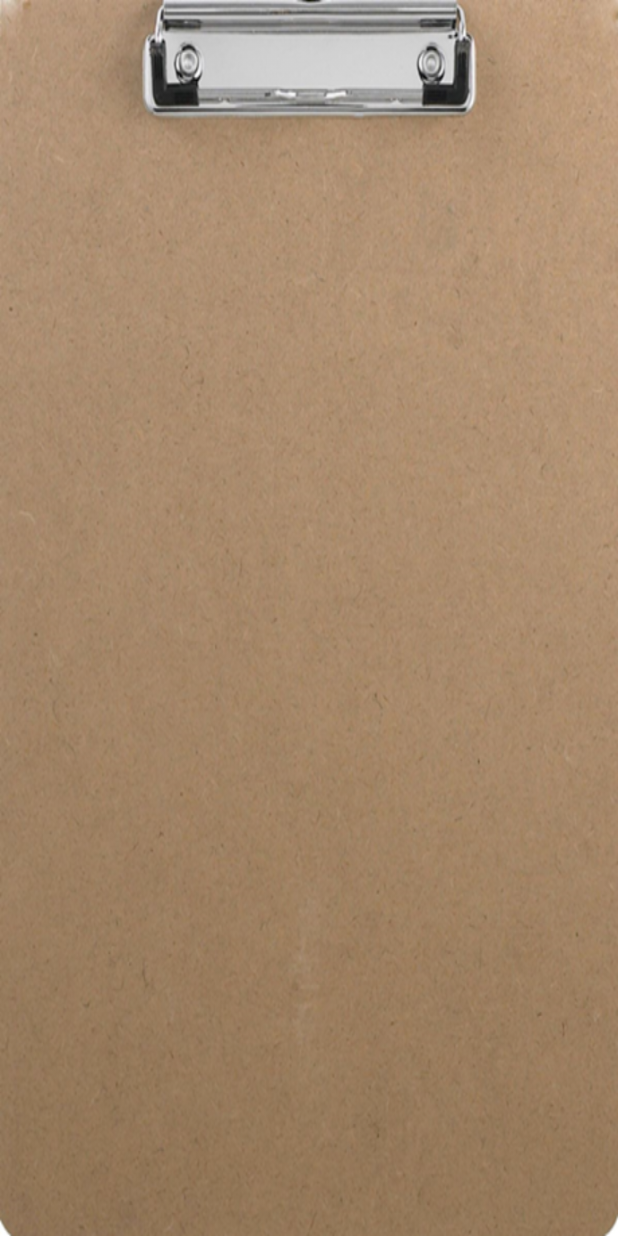
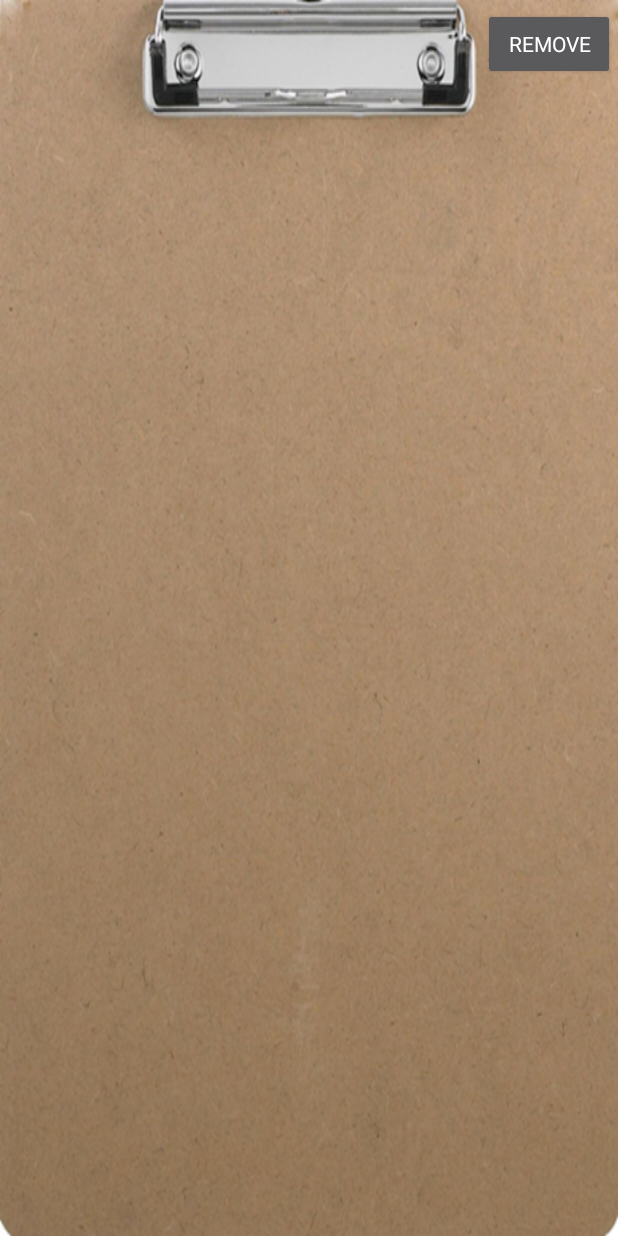
Before and after one commit to biancablajan/My-Documents, an Android app: the DisplayClickedImage screen opened directly, with no data from a screen before it, on a phone screen of 412 x 824 dp. Run offline under Robolectric (Android 15) with nearby library versions, the phone set to English and light mode, and no system bars; network calls fail.

Commit message:
REMOVE
Remove button developed for displayed images. Will develop pinch zoom for images.

```diff
--- a/MyDocuments/app/src/main/java/me/licenta/mydocuments/DisplayClickedImage.java
+++ b/MyDocuments/app/src/main/java/me/licenta/mydocuments/DisplayClickedImage.java
@@ -1,9 +1,15 @@
 package me.licenta.mydocuments;
 
 import android.app.Activity;
+import android.content.Context;
+import android.content.Intent;
 import android.graphics.Bitmap;
 import android.graphics.BitmapFactory;
+import android.net.Uri;
+import android.os.AsyncTask;
 import android.os.Bundle;
+import android.os.Handler;
+import android.view.View;
 import android.widget.Button;
 import android.widget.ImageView;
 
@@ -15,9 +21,9 @@ public class DisplayClickedImage extends Activity {
         super.onCreate(savedInstanceState);
         setContentView(R.layout.displayclickedimage);
 
-        String imagePath = getIntent().getStringExtra("ClickedImagePath"); //get image path from post activity
+        final String imagePath = getIntent().getStringExtra("ClickedImagePath"); //get image path from post activity
         if (imagePath != null) {
-            File imgFile = new File(imagePath);
+             File imgFile = new File(imagePath);
             if (imgFile.exists()) {
 
                 Bitmap myBitmap = BitmapFactory.decodeFile(imgFile.getAbsolutePath());
@@ -28,8 +34,23 @@ public class DisplayClickedImage extends Activity {
             }
 
         }
+        //Removes the displayed file and returns to previous Activity (View)
+        final Button buttonRemove = (Button) findViewById(R.id.buttonRemove);
+        buttonRemove.setOnClickListener(new View.OnClickListener() {
+            @Override
+            public void onClick(View v) {
+                new Handler().postDelayed(new Runnable() {
+                    @Override
+                    public void run() {
+                        File file = new File(imagePath);
+                        file.delete();
+                        DisplayClickedImage.super.onBackPressed();
+                    }
+                },3000);
+            }
+        });
+
+    }
 
 
-
-    }
 }
--- a/MyDocuments/app/src/main/res/layout/displayclickedimage.xml
+++ b/MyDocuments/app/src/main/res/layout/displayclickedimage.xml
@@ -11,7 +11,7 @@
     <ImageView
         android:id="@+id/imageViewDocument"
         android:layout_width="0dp"
-        android:layout_height="0dp"
+        android:layout_height="615dp"
         android:layout_marginBottom="12dp"
         android:layout_marginEnd="8dp"
         android:layout_marginLeft="8dp"
@@ -24,6 +24,19 @@
         app:layout_constraintHorizontal_bias="0.0"
         app:layout_constraintStart_toStartOf="parent"
         app:layout_constraintTop_toTopOf="parent"
-        app:layout_constraintVertical_bias="0.465"
+        app:layout_constraintVertical_bias="1.0"
         app:srcCompat="@mipmap/documents_render" />
+
+    <Button
+        android:id="@+id/buttonRemove"
+        android:layout_width="wrap_content"
+        android:layout_height="wrap_content"
+        android:layout_marginEnd="2dp"
+        android:layout_marginRight="2dp"
+        android:layout_marginTop="5dp"
+        android:text="Remove"
+        android:typeface="normal"
+        android:visibility="visible"
+        app:layout_constraintEnd_toEndOf="parent"
+        app:layout_constraintTop_toTopOf="parent" />
 </android.support.constraint.ConstraintLayout>
```
